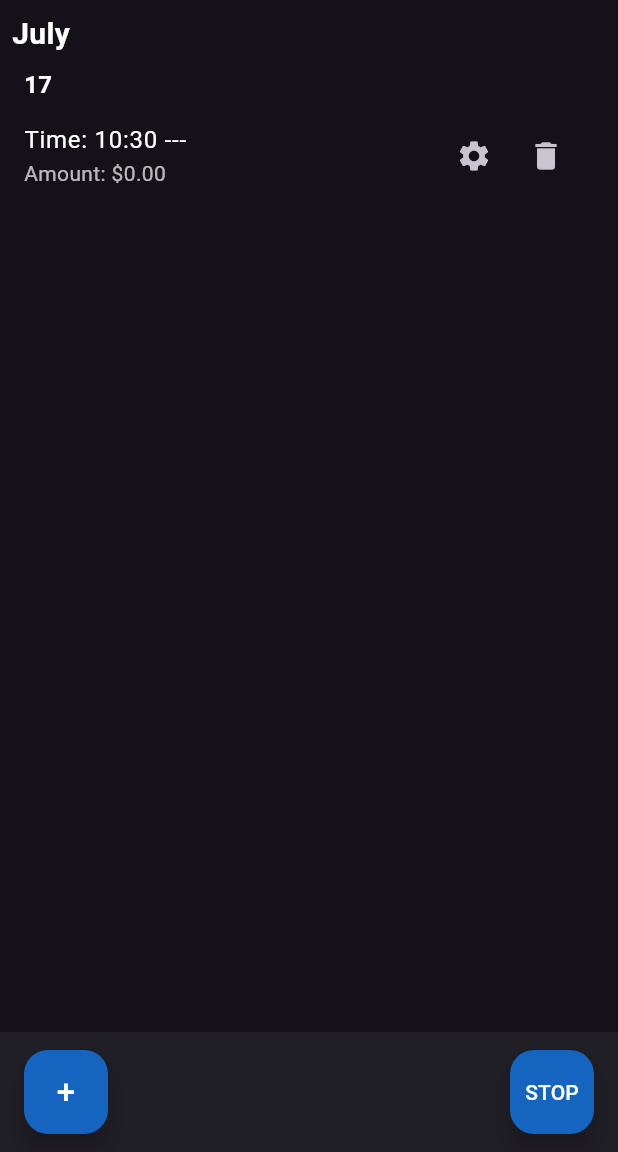
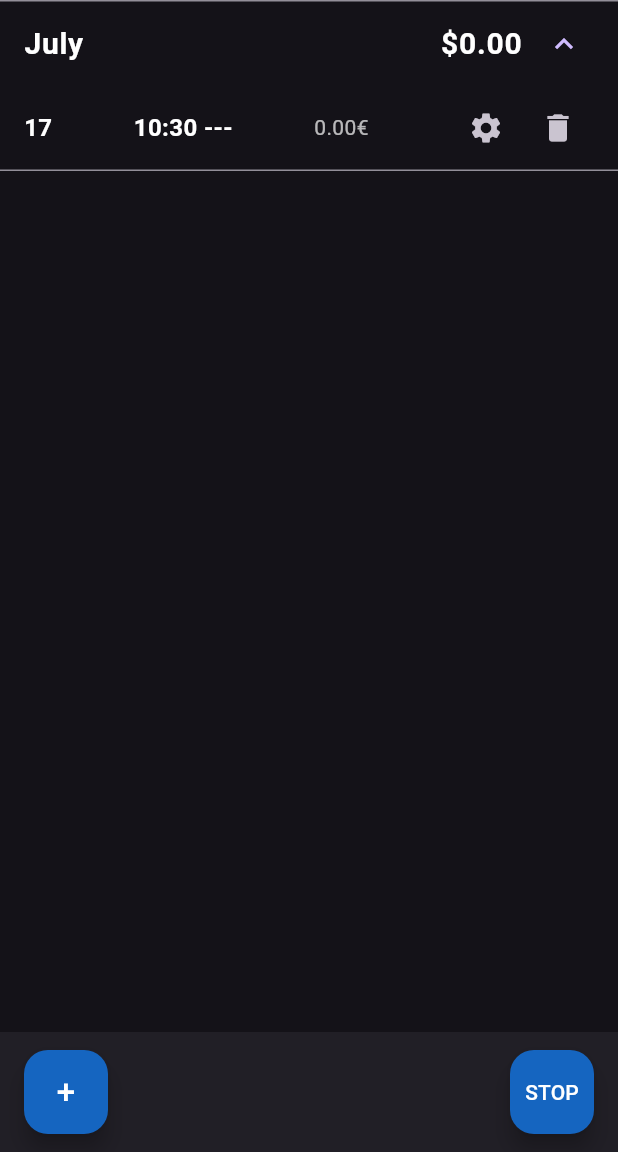
Before and after one commit to Mich-Dich/salary_app, a Flutter app: the screen it shows after launch, after a tap on "START", on a phone screen of 412 x 824 dp, the part 84-1236 px from its top. Run offline on Flutter 3.47's test engine with Material 3 defaults, Android fonts, the phone set to English and light mode, and no system bars; our stand-ins replace numberpicker.

Commit message:
change diaplay format & improve calculation

```diff
--- a/lib/entry.dart
+++ b/lib/entry.dart
@@ -1,3 +1,5 @@
+// ignore_for_file: curly_braces_in_flow_control_structures
+
 import 'dart:convert';
 import 'job_settings.dart';
 
@@ -47,30 +49,59 @@ class Entry {
   double calculateAmount() {
     final jobSettings = JobSettings();
 
-    final startMinutes = startTime.hour * 60 + startTime.minute;
-    final endMinutes = endTime.hour * 60 + endTime.minute;
-    final eveningBeginMinutes =
-        jobSettings.eveningBeginTime.hour * 60 + jobSettings.eveningBeginTime.minute;
-    final nightBeginMinutes =
-        jobSettings.nightBeginTime.hour * 60 + jobSettings.nightBeginTime.minute;
+    final DateTime startOfEvening = DateTime(
+      date.year,
+      date.month,
+      date.day,
+      jobSettings.eveningBeginTime.hour,
+      jobSettings.eveningBeginTime.minute,
+    );
 
-    double totalAmount = 0.0;
+    final DateTime startOfNight = DateTime(
+      date.year,
+      date.month,
+      date.day,
+      jobSettings.nightBeginTime.hour,
+      jobSettings.nightBeginTime.minute,
+    );
 
-    for (int minute = startMinutes; minute < endMinutes; minute++) {
-      int currentHour = (minute ~/ 60) % 24;
-      int currentMinute = minute % 60;
+    double normalRate = jobSettings.hourlyRate / 60;
+    double eveningRate = jobSettings.eveningHourlyRate / 60;
+    double nightRate = jobSettings.nightHourlyRate / 60;
 
-      if (minute >= nightBeginMinutes) {
-        totalAmount += jobSettings.nightHourlyRate / 60;
-      } else if (minute >= eveningBeginMinutes) {
-        totalAmount += jobSettings.eveningHourlyRate / 60;
+    // Calculate durations in minutes for each rate segment
+    int normalMinutes = 0;
+    int eveningMinutes = 0;
+    int nightMinutes = 0;
+
+    // Calculate duration from startTime to endTime
+    int durationInMinutes = endTime.difference(startTime).inMinutes;
+
+    // Determine minutes spent in each segment
+    if (startTime.isBefore(startOfEvening) && endTime.isAfter(startOfEvening)) {
+      normalMinutes += startOfEvening.difference(startTime).inMinutes;
+      if (endTime.isBefore(startOfNight)) {
+        eveningMinutes += endTime.difference(startOfEvening).inMinutes;
       } else {
-        totalAmount += jobSettings.hourlyRate / 60;
+        eveningMinutes += startOfNight.difference(startOfEvening).inMinutes;
+        nightMinutes += endTime.difference(startOfNight).inMinutes;
       }
-    }
+    } else if (startTime.isBefore(startOfNight) && endTime.isAfter(startOfNight)) {
+      eveningMinutes += startOfNight.difference(startTime).inMinutes;
+      nightMinutes += endTime.difference(startOfNight).inMinutes;
+    } else
+      normalMinutes += durationInMinutes;
 
+    // Calculate amounts based on the calculated minutes and rates
+    double totalAmount = normalMinutes * normalRate +
+        eveningMinutes * eveningRate +
+        nightMinutes * nightRate;
+
+    amount = totalAmount;
     return totalAmount;
   }
+
+
 }
 
 List<Entry> parseEntries(String jsonString) {
--- a/lib/main.dart
+++ b/lib/main.dart
@@ -132,6 +132,9 @@ class _SalaryCalculatorHomePageState extends State<SalaryCalculatorHomePage> {
       groupedEntries[month]![day]!.add(entry);
     }
 
+    // Get the current month
+    String currentMonth = DateFormat.MMMM().format(DateTime.now());
+
     // Build the list view
     return ListView.builder(
       itemCount: groupedEntries.length,
@@ -139,19 +142,66 @@ class _SalaryCalculatorHomePageState extends State<SalaryCalculatorHomePage> {
         String month = groupedEntries.keys.elementAt(monthIndex);
         Map<int, List<Entry>> entriesByDay = groupedEntries[month]!;
 
-        return Column(
-          crossAxisAlignment: CrossAxisAlignment.start,
+        // Calculate total amount for the month
+        double totalAmountForMonth = 0;
+        entriesByDay.values.forEach((entries) {
+          entries.forEach((entry) {
+            totalAmountForMonth += entry.amount;
+          });
+        });
+
+        return ExpansionTile(
+          initiallyExpanded: month == currentMonth,
+          title: Row(
+            mainAxisAlignment: MainAxisAlignment.spaceBetween,
             children: [
-            Padding(
-              padding: const EdgeInsets.all(8.0),
-              child: Text(
+              Text(
                 month,
                 style: const TextStyle(fontSize: 20, fontWeight: FontWeight.bold, color: Colors.white),
               ),
+              Text(
+                '\$${totalAmountForMonth.toStringAsFixed(2)}',
+                style: const TextStyle(fontSize: 20, fontWeight: FontWeight.bold, color: Colors.white),
               ),
-            Column(
+            ],
+          ),
           children: entriesByDay.keys.map((day) {
             List<Entry> entriesOfDay = entriesByDay[day]!;
+            if (entriesOfDay.length == 1) {
+              Entry entry = entriesOfDay.first;
+              return Padding(
+                padding: const EdgeInsets.symmetric(horizontal: 16.0, vertical: 4.0),
+                child: Row(
+                  mainAxisAlignment: MainAxisAlignment.spaceBetween,
+                  children: [
+                    Text(
+                      '${day.toString().padLeft(2, '0')}',
+                      style: const TextStyle(fontSize: 16, fontWeight: FontWeight.bold, color: Colors.white),
+                    ),
+                    Text(
+                      '${DateFormat.Hm().format(entry.startTime)} ${entry.endTime == entry.startTime ? '---' : '- ${DateFormat.Hm().format(entry.endTime)}'}',
+                      style: const TextStyle(fontSize: 16, fontWeight: FontWeight.bold, color: Colors.white),
+                    ),
+                    Text(
+                      '${entry.amount.toStringAsFixed(2)}\€',
+                      style: const TextStyle(color: Colors.white70),
+                    ),
+                    Row(
+                      children: [
+                        IconButton(
+                          icon: const Icon(Icons.settings),
+                          onPressed: () => _editEntry(entry),
+                        ),
+                        IconButton(
+                          icon: const Icon(Icons.delete),
+                          onPressed: () => _deleteEntry(entries.indexOf(entry)),
+                        ),
+                      ],
+                    ),
+                  ],
+                ),
+              );
+            } else {
               return Column(
                 crossAxisAlignment: CrossAxisAlignment.start,
                 children: [
@@ -163,14 +213,20 @@ class _SalaryCalculatorHomePageState extends State<SalaryCalculatorHomePage> {
                     ),
                   ),
                   Column(
-                      children: entriesOfDay.map((entry) => ListTile(
-                        title: Text(
-                          'Time: ${DateFormat.Hm().format(entry.startTime)} ${entry.endTime == entry.startTime ? '---' : '- ${DateFormat.Hm().format(entry.endTime)}'}',
+                    children: entriesOfDay.map((entry) => Padding(
+                      padding: const EdgeInsets.symmetric(horizontal: 16.0, vertical: 4.0),
+                      child: Row(
+                        mainAxisAlignment: MainAxisAlignment.spaceBetween,
+                        children: [
+                          Text(
+                            '   ${DateFormat.Hm().format(entry.startTime).padLeft(5, '0')} ${entry.endTime == entry.startTime ? '---' : '- ${DateFormat.Hm().format(entry.endTime).padLeft(5, '0')}'}',
                             style: const TextStyle(color: Colors.white),
                           ),
-                        subtitle: Text('Amount: \$${entry.amount.toStringAsFixed(2)}', style: const TextStyle(color: Colors.white70)),
-                        trailing: Row(
-                          mainAxisSize: MainAxisSize.min,
+                          Text(
+                            '\$${entry.amount.toStringAsFixed(2)}',
+                            style: const TextStyle(color: Colors.white70),
+                          ),
+                          Row(
                             children: [
                               IconButton(
                                 icon: const Icon(Icons.settings),
@@ -182,13 +238,14 @@ class _SalaryCalculatorHomePageState extends State<SalaryCalculatorHomePage> {
                               ),
                             ],
                           ),
+                        ],
+                      ),
                     )).toList(),
                   ),
                 ],
               );
+            }
           }).toList(),
-            ),
-          ],
         );
       },
     );
@@ -365,6 +422,7 @@ class _SalaryCalculatorHomePageState extends State<SalaryCalculatorHomePage> {
       final entry = entries[entryIndex];
       entry.endTime = now;
       entry.calculateAmount();
+      storageHandler.writeEntries(entries);
 
       setState(() {
         storageHandler.writeEntries(entries);
--- a/lib/storage_handler.dart
+++ b/lib/storage_handler.dart
@@ -1,5 +1,6 @@
-// ignore_for_file: avoid_print
+// ignore_for_file: avoid_print, curly_braces_in_flow_control_structures
 
+import 'dart:core';
 import 'dart:convert';
 import 'dart:io';
 import 'package:path_provider/path_provider.dart';
@@ -34,9 +35,25 @@ class StorageHandler {
   }
 
   Future<File> writeEntries(List<Entry> entries) async {
+
+    Stopwatch stopwatch = Stopwatch();
+    stopwatch.start();
+
+    // Sort entries by date
+    entries.sort((a, b) => a.date.compareTo(b.date));
+
+    // Recalculate amount for each entry
+    for (var entry in entries)
+      entry.amount = entry.calculateAmount();
+
     final file = await _localFile;
     List<Map<String, dynamic>> jsonEntries = entries.map((entry) => entry.toJson()).toList();
     String json = jsonEncode(jsonEntries);
+
+    stopwatch.stop();
+    Duration elapsed = stopwatch.elapsed;
+    print('Elapsed time: ${elapsed.inMilliseconds} milliseconds');
+
     return file.writeAsString(json);
   }
 }
```
Also changed, not shown: 6 other files. Lines whose indentation alone changed are shown as unchanged.
